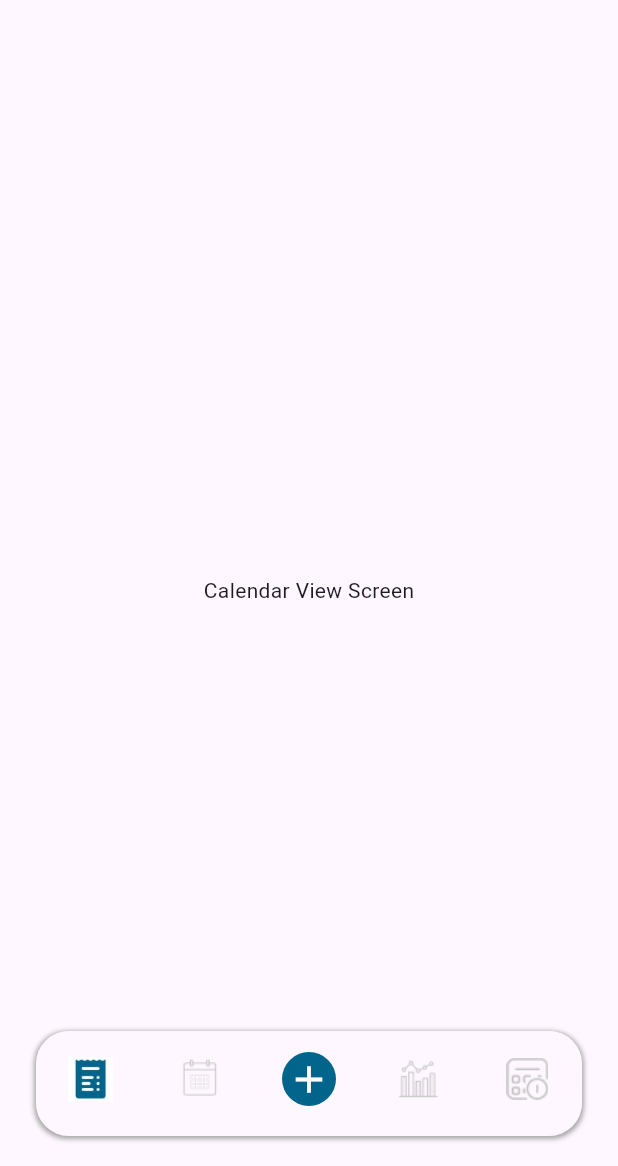
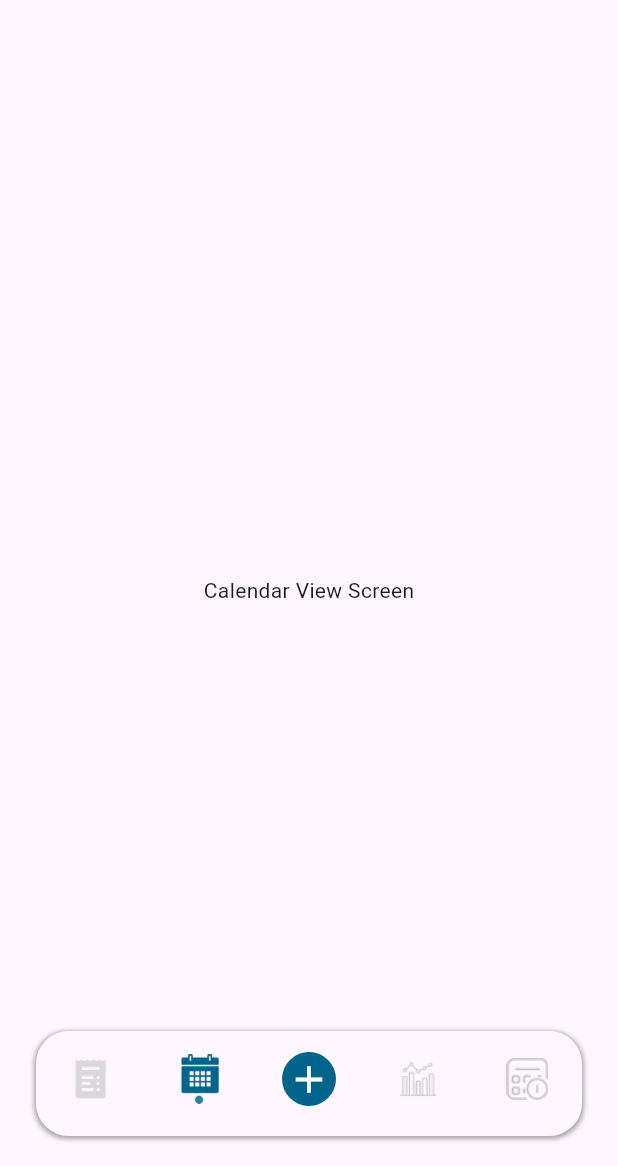
Before and after one commit to KarimMakki/billy-bills-reminder-app, a Flutter app: the screen it shows after launch, item 2 of the bottom bar chosen, on a phone screen of 412 x 824 dp, the part 70-1236 px from its top. Run offline on Flutter 3.47's test engine with Material 3 defaults, Android fonts, the phone set to English and light mode, and no system bars; our stand-ins replace go_router.

Commit message:
added active icon property in the bottom navbar items to show a different image when active

```diff
--- a/lib/views/widgets/bottom_navbar.dart
+++ b/lib/views/widgets/bottom_navbar.dart
@@ -40,20 +40,33 @@ class BottomNavbar extends StatelessWidget {
           type: BottomNavigationBarType.fixed,
           items: <BottomNavigationBarItem>[
             BottomNavigationBarItem(
+              label: "Section A",
+              activeIcon: Image.asset(
+                "assets/images/active-bills-icon.png",
+                height: 33,
+                width: 33,
+              ),
               icon: Image.asset(
-                  "assets/images/bills-icon.jpg",
+                "assets/images/bills-icon.png",
                 height: 30,
                 width: 30,
               ),
-                label: 'Section A'),
+            ),
             BottomNavigationBarItem(
+              label: "Section A",
+              activeIcon: Image.asset(
+                "assets/images/active-calendar-icon.png",
+                height: 33,
+                width: 33,
+              ),
               icon: Image.asset(
                 "assets/images/calendar-icon.png",
                 height: 30,
                 width: 30,
               ),
-                label: 'Section A'),
+            ),
             const BottomNavigationBarItem(
+              label: "Section A",
               icon: CircleAvatar(
                 radius: 18,
                 backgroundColor: primaryColor,
@@ -63,21 +76,33 @@ class BottomNavbar extends StatelessWidget {
                   size: 30,
                 ),
               ),
-                label: 'Section A'),
+            ),
             BottomNavigationBarItem(
+              label: "Section A",
+              activeIcon: Image.asset(
+                "assets/images/active-reports-icon.png",
+                height: 36,
+                width: 36,
+              ),
               icon: Image.asset(
                 "assets/images/reports-icon.png",
-                  height: 30,
-                  width: 30,
+                height: 28,
+                width: 28,
               ),
-                label: 'Section A'),
+            ),
             BottomNavigationBarItem(
+              label: "Section A",
+              activeIcon: Image.asset(
+                "assets/images/active-budget-planner-icon.png",
+                height: 36,
+                width: 36,
+              ),
               icon: Image.asset(
                 "assets/images/budget-planner-icon.png",
                 height: 28,
                 width: 28,
               ),
-                label: 'Section A'),
+            ),
           ],
           currentIndex: navigationShell.currentIndex,
           onTap: (int index) async {
```
Also changed, not shown: assets/images/active-bills-icon.png (added), assets/images/active-budget-planner-icon.png (added), assets/images/active-calendar-icon.png (added), assets/images/active-reports-icon.png (added), assets/images/bills-icon.jpg (deleted), assets/images/bills-icon.png (added). Lines whose indentation alone changed are shown as unchanged.
